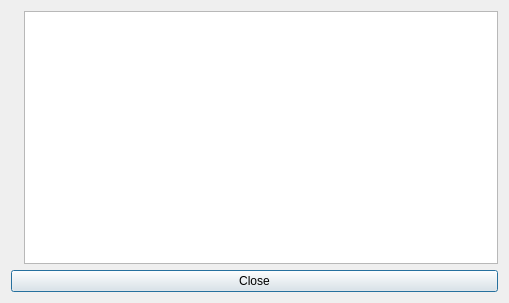
First picture: the form in trunk/app/aboutdialog.ui, repository BackupTheBerlios/imagerocket-svn, before the edit.
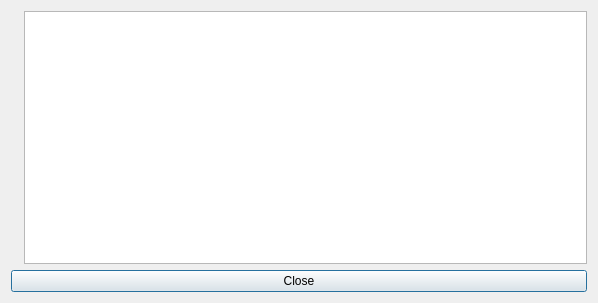
Second picture: the form after the edit. Icons and pictures are not drawn.

```diff
--- a/trunk/app/aboutdialog.ui
+++ b/trunk/app/aboutdialog.ui
@@ -8,7 +8,7 @@
    <rect>
     <x>0</x>
     <y>0</y>
-    <width>509</width>
+    <width>598</width>
     <height>303</height>
    </rect>
   </property>
```
